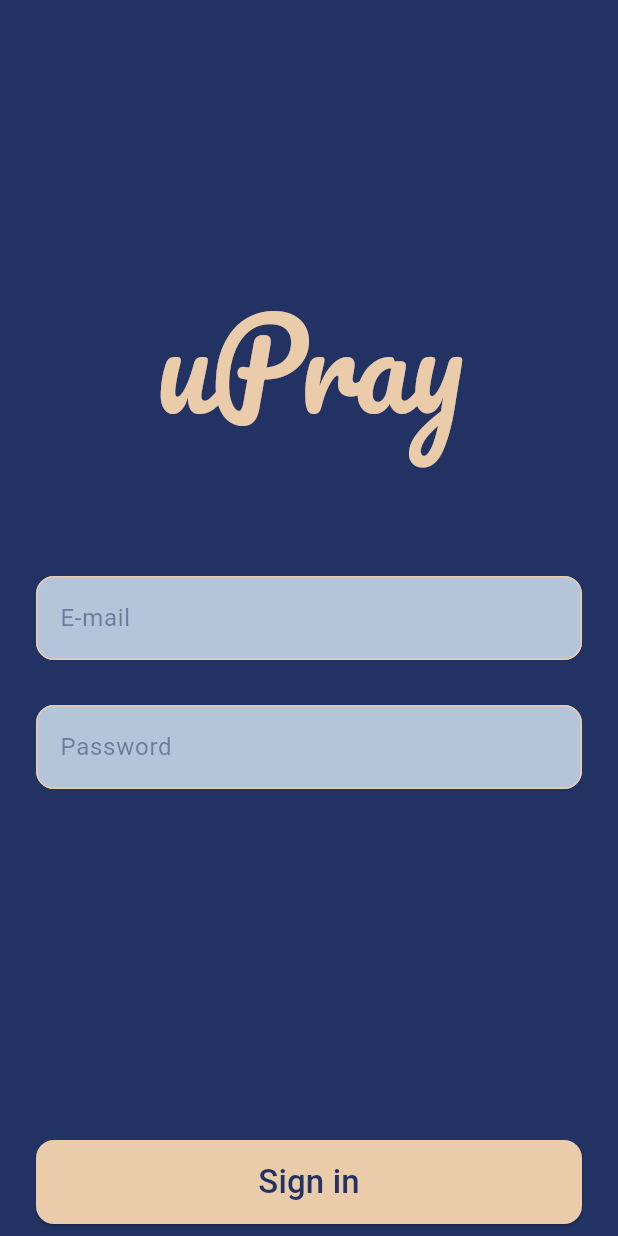
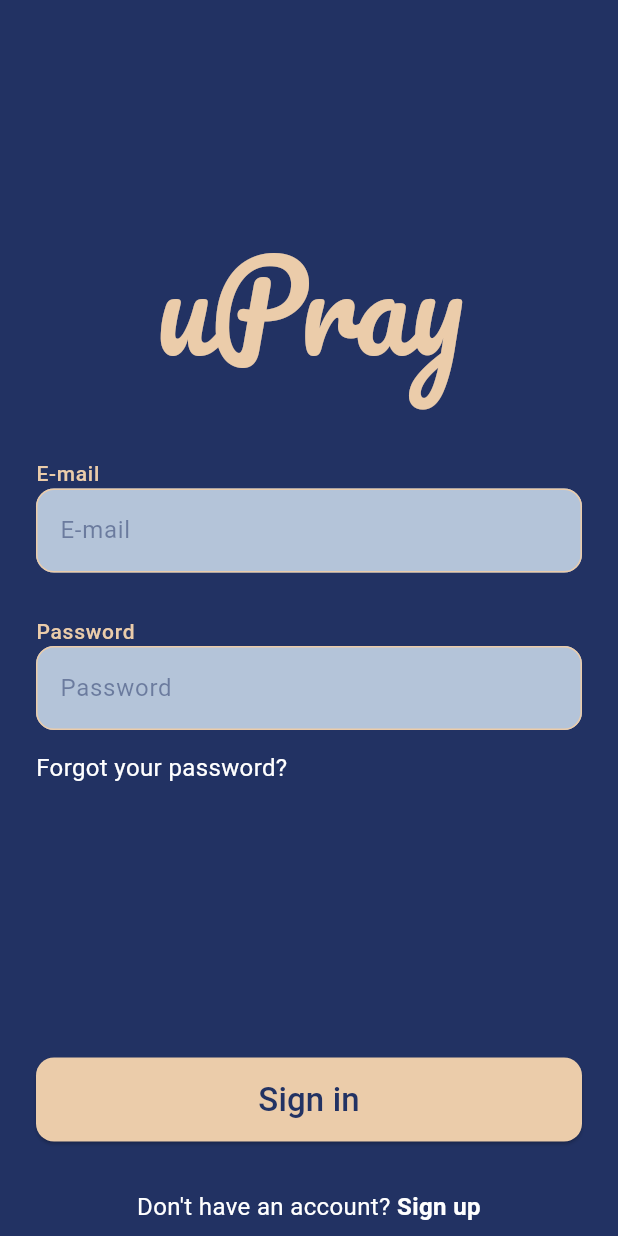
Before and after one commit to uPrayTeam/upray-mobile, a Flutter app: the screen it shows after launch, on a phone screen of 412 x 824 dp. Run offline on Flutter 3.47's test engine with Material 3 defaults, Android fonts, the phone set to English and light mode, and no system bars; our stand-ins replace auto_route, bloc, dartz, dio, equatable, flutter_bloc and 5 more; missing offline and left inert: talker_bloc_logger, talker_dio_logger; generated files the repository leaves out were written again; Roboto replaces fonts that are missing (Acme).

```diff
--- a/assets/i18n/strings_en.i18n.json
+++ b/assets/i18n/strings_en.i18n.json
@@ -1,12 +1,28 @@
 {
   "appName": "uPray",
   "validators": {
-    "fieldCannotBeEmpty": "Field cannot be empty."
+    "fieldCannotBeEmpty": "Field cannot be empty.",
+    "passTooShort": "Password is too short.",
+    "passMustContainChar": "Password must contain at least one number.",
+    "passwordCannotBeEmpty": "Password cannot be empty.",
+    "passwordsAreNotTheSame": "Passwords are not the same."
   },
   "auth": {
     "signIn": "Sign in",
     "emailHint": "E-mail",
-    "passwordHint": "Password"
+    "emailLabel": "E-mail",
+    "passwordHint": "Password",
+    "passwordLabel": "Password",
+    "dontHaveAnAccount": "Don't have an account? ",
+    "signUp": "Sign up",
+    "createOne": "Create one!",
+    "forgotYourPassword": "Forgot your password?",
+    "createNewAccount": "Create new account",
+    "changeYourLife": "Change Your life",
+    "registerHeader": "Join thousands of people to whom God is in the first place!",
+    "repeatPasswordHint": "Repeat password",
+    "repeatPasswordLabel": "Repeat password",
+    "nextStep": "Next step"
   },
   "failures": {
     "logInFailure": "There was an error with logging in.",
--- a/lib/core/presentation/style/app_colors.dart
+++ b/lib/core/presentation/style/app_colors.dart
@@ -10,6 +10,7 @@ abstract class AppColors {
   static const Color lightGray = Color.fromRGBO(180, 196, 217, 1);
   static const Color grey = Color.fromRGBO(160, 176, 197, 1);
   static const Color hintColor = Color.fromRGBO(34, 50, 99, 0.5);
+  static const Color red = Colors.red;
 }
 
 extension MaterialStateExtension on Color {
--- a/lib/core/presentation/themes/default_theme.dart
+++ b/lib/core/presentation/themes/default_theme.dart
@@ -11,6 +11,10 @@ ThemeData get defaultAppTheme => ThemeData(
           ),
         ),
       ),
+      appBarTheme: const AppBarTheme(
+        backgroundColor: Colors.transparent,
+        foregroundColor: AppColors.yellowGold,
+      ),
       textTheme: GoogleFonts.acmeTextTheme(
         const TextTheme(
           labelLarge: TextStyle(fontSize: 22.0),
@@ -19,6 +23,10 @@ ThemeData get defaultAppTheme => ThemeData(
             color: AppColors.yellowGold,
           ),
           bodyLarge: TextStyle(color: AppColors.textDarkBlue),
+          bodyMedium: TextStyle(color: AppColors.whiteColor, fontSize: 16.0),
+          displayMedium: TextStyle(color: AppColors.whiteColor),
+          titleLarge: TextStyle(color: AppColors.whiteColor),
+          labelMedium: TextStyle(color: AppColors.yellowGold, fontSize: 14.0),
         ),
       ),
       scaffoldBackgroundColor: AppColors.darkBLue,
--- /dev/null
+++ b/lib/core/presentation/widgets/custom_text_form_field.dart
@@ -0,0 +1,145 @@
+import 'package:flutter/material.dart';
+import 'package:upray_mobile/core/presentation/style/app_colors.dart';
+
+class CustomTextFormField extends StatelessWidget {
+  final TextEditingController? controller;
+  final bool? autocorrect;
+  final List<String>? autofillHints;
+  final String? Function(String?)? validator;
+  final bool? obscureText;
+  final AutovalidateMode? autovalidateMode;
+  final InputDecoration? decoration;
+  final String? textLabel;
+  final TextInputType? keyboardType;
+  final bool? enabled;
+  final void Function(String)? onChanged;
+  final TextInputAction? textInputAction;
+  final TextStyle? style;
+  final StrutStyle? strutStyle;
+  final TextDirection? textDirection;
+  final TextAlign? textAlign;
+  final TextAlignVertical? textAlignVertical;
+  final bool? autofocus;
+  final bool? readOnly;
+  final bool? showCursor;
+  final String? obscuringCharacter;
+  final int? maxLines;
+  final int? minLines;
+  final bool? expands;
+  final int? maxLength;
+  final ValueChanged<String>? onFieldSubmitted;
+  final FormFieldSetter<String>? onSaved;
+  final VoidCallback? onEditingComplete;
+  final bool? enableSuggestions;
+  final Brightness? keyboardAppearance;
+  final EdgeInsetsGeometry? scrollPadding;
+  final bool? enableInteractiveSelection;
+  final TextCapitalization? textCapitalization;
+  final ScrollPhysics? scrollPhysics;
+  final InputCounterWidgetBuilder? buildCounter;
+  final bool? enableIMEPersonalizedLearning;
+  final bool isRequired;
+
+  CustomTextFormField({
+    this.controller,
+    this.autocorrect,
+    this.autofillHints,
+    this.validator,
+    this.obscureText,
+    this.autovalidateMode,
+    this.decoration,
+    this.textLabel,
+    this.keyboardType,
+    this.enabled,
+    this.onChanged,
+    this.textInputAction,
+    this.style,
+    this.strutStyle,
+    this.textDirection,
+    this.textAlign,
+    this.textAlignVertical,
+    this.autofocus,
+    this.readOnly,
+    this.showCursor,
+    this.obscuringCharacter,
+    this.maxLines,
+    this.minLines,
+    this.expands,
+    this.maxLength,
+    this.onFieldSubmitted,
+    this.onSaved,
+    this.onEditingComplete,
+    this.enableSuggestions,
+    this.keyboardAppearance,
+    this.scrollPadding,
+    this.enableInteractiveSelection,
+    this.textCapitalization,
+    this.scrollPhysics,
+    this.buildCounter,
+    this.enableIMEPersonalizedLearning,
+    this.isRequired = false,
+  });
+
+  @override
+  Widget build(BuildContext context) {
+    return Column(
+      crossAxisAlignment: CrossAxisAlignment.start,
+      children: [
+        if (textLabel != null) ...[
+          Row(
+            children: [
+              Text(
+                textLabel!,
+                style: Theme.of(context).textTheme.labelMedium,
+              ),
+              if (isRequired)
+                const Text(
+                  ' *',
+                  style: TextStyle(
+                    color: AppColors.red,
+                    fontWeight: FontWeight.bold,
+                  ),
+                ),
+            ],
+          ),
+        ],
+        TextFormField(
+          controller: controller,
+          autocorrect: autocorrect ?? true,
+          autofillHints: autofillHints,
+          validator: validator,
+          obscureText: obscureText ?? false,
+          autovalidateMode: autovalidateMode,
+          decoration: decoration,
+          keyboardType: keyboardType,
+          enabled: enabled,
+          onChanged: onChanged,
+          textInputAction: textInputAction,
+          style: style,
+          strutStyle: strutStyle,
+          textDirection: textDirection,
+          textAlign: textAlign ?? TextAlign.start,
+          textAlignVertical: textAlignVertical,
+          autofocus: autofocus ?? false,
+          readOnly: readOnly ?? false,
+          showCursor: showCursor,
+          obscuringCharacter: obscuringCharacter ?? '•',
+          maxLines: maxLines ?? 1,
+          minLines: minLines,
+          expands: expands ?? false,
+          maxLength: maxLength,
+          onFieldSubmitted: onFieldSubmitted,
+          onSaved: onSaved,
+          onEditingComplete: onEditingComplete,
+          enableSuggestions: enableSuggestions ?? true,
+          keyboardAppearance: keyboardAppearance,
+          enableInteractiveSelection: enableInteractiveSelection ?? true,
+          textCapitalization: textCapitalization ?? TextCapitalization.none,
+          scrollPhysics: scrollPhysics,
+          buildCounter: buildCounter,
+          enableIMEPersonalizedLearning: enableIMEPersonalizedLearning ?? true,
+        ),
+      ],
+    );
+  }
+}
--- a/lib/core/router/router.dart
+++ b/lib/core/router/router.dart
@@ -6,5 +6,6 @@ class AppRouter extends $AppRouter {
   @override
   List<AutoRoute> get routes => [
         AutoRoute(path: '/login', page: LogInRoute.page, initial: true),
+        AutoRoute(path: '/register', page: RegisterRoute.page),
       ];
 }
--- a/lib/core/utils/constants.dart
+++ b/lib/core/utils/constants.dart
@@ -1,6 +1,8 @@
 class Constants {
   static const String hashSalt = '4*Psp2@@jc3sd!k74fYK';
   static const String hashKeySalt = 'H8t83@@S#6%#*jh7SXmH';
+
+  static const int minPassLength = 8;
 }
 
 class ApiConstants {
--- a/lib/features/auth/presentation/pages/log_in_page.dart
+++ b/lib/features/auth/presentation/pages/log_in_page.dart
@@ -1,7 +1,10 @@
 import 'package:auto_route/auto_route.dart';
+import 'package:flutter/gestures.dart';
 import 'package:flutter/material.dart';
 import 'package:flutter_bloc/flutter_bloc.dart';
+import 'package:upray_mobile/core/presentation/widgets/custom_text_form_field.dart';
 import 'package:upray_mobile/core/presentation/widgets/gap.dart';
+import 'package:upray_mobile/core/router/router.gr.dart';
 import 'package:upray_mobile/core/utils/extensions.dart';
 import 'package:upray_mobile/core/utils/validator.dart';
 import 'package:upray_mobile/features/auth/data/models/params/log_in_params_model.dart';
@@ -64,7 +67,8 @@ class _LogInPageState extends State<LogInPage> {
                               Theme.of(context).primaryTextTheme.displayLarge,
                         ),
                       ),
-                      TextFormField(
+                      CustomTextFormField(
+                        textLabel: context.t.auth.emailLabel,
                         controller: _emailController,
                         autocorrect: false,
                         autofillHints: const [AutofillHints.email],
@@ -73,7 +77,8 @@ class _LogInPageState extends State<LogInPage> {
                         decoration: InputDecoration(hintText: t.auth.emailHint),
                       ),
                       const Gap(16.0),
-                      TextFormField(
+                      CustomTextFormField(
+                        textLabel: context.t.auth.passwordLabel,
                         controller: _passwordController,
                         autocorrect: false,
                         autofillHints: const [AutofillHints.password],
@@ -83,11 +88,38 @@ class _LogInPageState extends State<LogInPage> {
                         decoration:
                             InputDecoration(hintText: t.auth.passwordHint),
                       ),
+                      RichText(
+                        text: TextSpan(
+                            style: Theme.of(context).textTheme.bodyMedium,
+                            text: t.auth.forgotYourPassword,
+                            recognizer: TapGestureRecognizer()
+                              ..onTap = () => _onForgotPassword(context)),
+                      ),
                       const Gap(32.0),
                       const Spacer(),
                       ElevatedButton(
-                          onPressed: () => _onSubmit(context),
-                          child: Text(t.auth.signIn)),
+                        onPressed: () => _onSubmit(context),
+                        child: Text(t.auth.signIn),
+                      ),
+                      const Gap(32.0),
+                      RichText(
+                        textAlign: TextAlign.center,
+                        text: TextSpan(
+                          style: Theme.of(context).textTheme.bodyMedium,
+                          text: t.auth.dontHaveAnAccount,
+                          children: [
+                            TextSpan(
+                              style: Theme.of(context)
+                                  .textTheme
+                                  .bodyMedium
+                                  ?.copyWith(fontWeight: FontWeight.w600),
+                              text: t.auth.signUp,
+                              recognizer: TapGestureRecognizer()
+                                ..onTap = () => _onRegisterTap(context),
+                            ),
+                          ],
+                        ),
+                      ),
                     ],
                   ),
                 ),
@@ -97,6 +129,14 @@ class _LogInPageState extends State<LogInPage> {
         );
       }),
     );
+  }
+
+  void _onForgotPassword(BuildContext context) {
+    context.router.push(const RegisterRoute());
+  }
+
+  void _onRegisterTap(BuildContext context) {
+    context.router.push(const RegisterRoute());
   }
 
   void _onSubmit(BuildContext context) {
--- a/pubspec.yaml
+++ b/pubspec.yaml
@@ -43,6 +43,7 @@ dependencies:
   solid_lints: ^0.1.5
   crypto: ^3.0.3
   google_fonts: ^6.2.1
+  smooth_page_indicator: ^1.1.0
 
 dev_dependencies:
   flutter_test:
```
Also changed, not shown: lib/core/utils/validator.dart (+28 -0 lines), lib/features/auth/presentation/pages/register_page.dart (added, +117 -0 lines), lib/features/auth/presentation/pages/register_page_view/register_acount_data_input.dart (added, +102 -0 lines), lib/features/auth/presentation/pages/register_page_view/register_personal_data_input.dart (added, +55 -0 lines), pubspec.lock.
